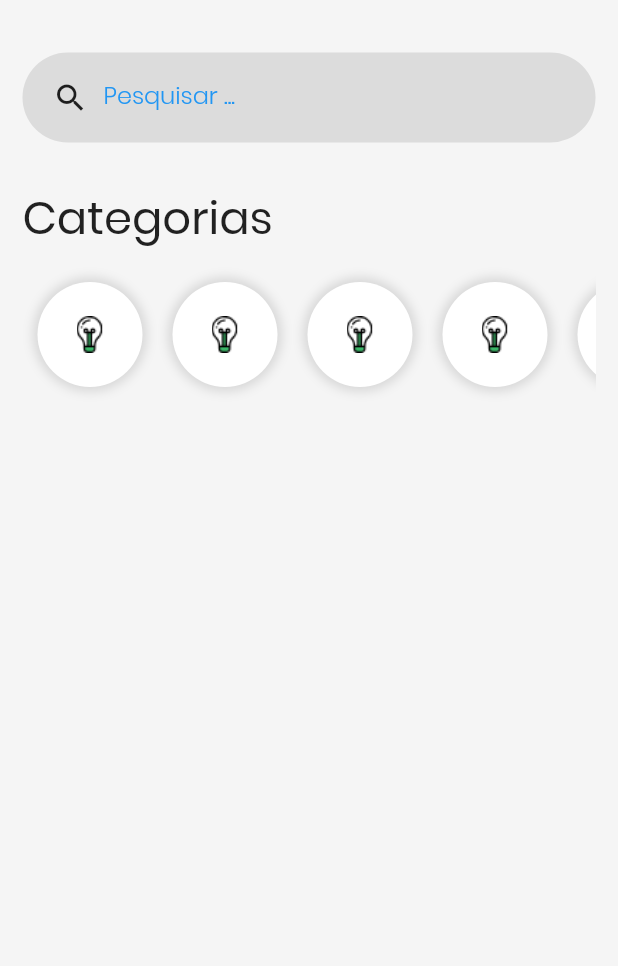
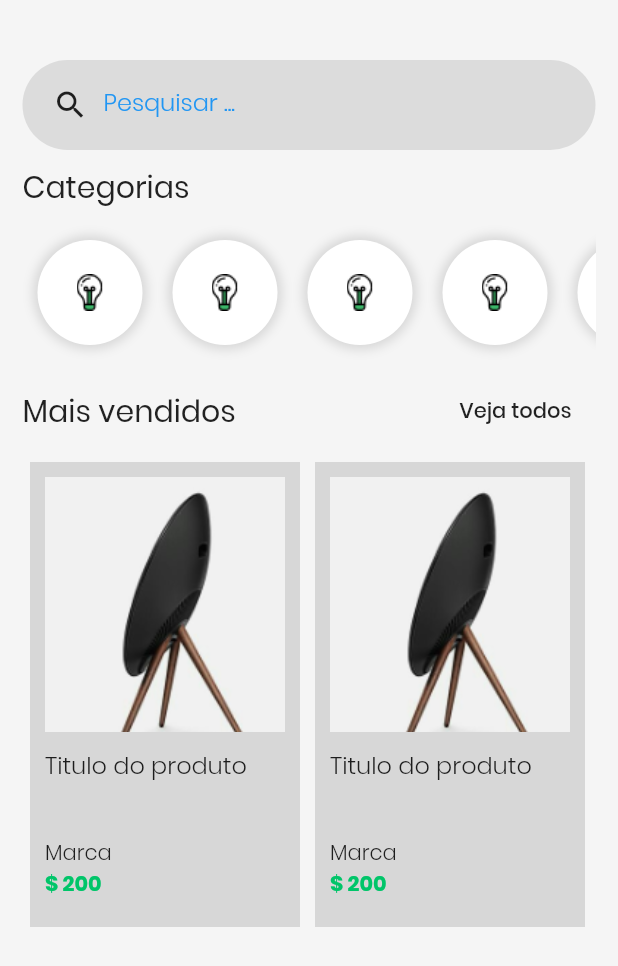
Before and after one commit to MagnoSantos/marketplace-flutter, a Flutter app: the screen it shows after launch, after a tap on "Entrar", on a phone screen of 412 x 824 dp. Shown: the top 966 px of the screen. Run offline on Flutter 3.47's test engine with Material 2 defaults, Android fonts, the phone set to English and light mode, and no system bars.

Commit message:
Finalização da tela principal

```diff
--- a/marketplace/lib/pages/home.page.dart
+++ b/marketplace/lib/pages/home.page.dart
@@ -3,8 +3,7 @@ import 'package:flutter/material.dart';
 class PaginaPrincipal extends StatelessWidget {
   @override
   Widget build(BuildContext context) {
-    return SafeArea(
-      child: Scaffold(
+    return Scaffold(
       body: Container(
         padding: EdgeInsets.all(15),
         color: Color(0xFFF5F5F5F5),
@@ -12,16 +11,16 @@ class PaginaPrincipal extends StatelessWidget {
           crossAxisAlignment: CrossAxisAlignment.stretch,
           children: <Widget>[
             SizedBox(
-                height: 20,
+              height: 25,
             ),
             pesquisa(),
             SizedBox(
-                height: 28,
+              height: 10,
             ),
             Text(
               "Categorias",
               style: TextStyle(
-                  fontSize: 30,
+                fontSize: 20,
                 fontWeight: FontWeight.w400,
               ),
             ),
@@ -32,8 +31,32 @@ class PaginaPrincipal extends StatelessWidget {
               height: 90,
               child: listaCategorias(),
             ),
+            SizedBox(
+              height: 10,
+            ),
+            Row(
+              mainAxisAlignment: MainAxisAlignment.spaceBetween,
+              children: <Widget>[
+                Text(
+                  "Mais vendidos",
+                  style: TextStyle(
+                    fontSize: 20,
+                  ),
+                ),
+                FlatButton(
+                  onPressed: () {},
+                  child: Text("Veja todos"),
+                )
               ],
             ),
+            SizedBox(
+              height: 5,
+            ),
+            Container(
+              height: 320,
+              child: listaProdutos(),
+            ),
+          ],
         ),
       ),
     );
@@ -122,4 +145,66 @@ class PaginaPrincipal extends StatelessWidget {
       ),
     );
   }
+
+  Widget listaProdutos() {
+    return Container(
+      child: ListView(
+        scrollDirection: Axis.horizontal,
+        children: <Widget>[
+          itemProduto(),
+          itemProduto(),
+          itemProduto(),
+          itemProduto()
+        ],
+      ),
+    );
   }
+
+  Widget itemProduto() {
+    return Container(
+      padding: EdgeInsets.all(10),
+      margin: EdgeInsets.all(5),
+      width: 180,
+      color: Colors.black12,
+      child: Column(
+        crossAxisAlignment: CrossAxisAlignment.start,
+        children: <Widget>[
+          Image.asset(
+            "assets/product-1.png",
+            width: 170,
+            height: 170,
+            fit: BoxFit.cover,
+          ),
+          SizedBox(
+            height: 10,
+          ),
+          Container(
+            height: 60,
+            child: Text(
+              "Titulo do produto",
+              style: TextStyle(
+                fontSize: 16,
+                fontWeight: FontWeight.w300,
+              ),
+            ),
+          ),
+          Text(
+            "Marca",
+            style: TextStyle(
+              fontSize: 14,
+              fontWeight: FontWeight.w300,
+            ),
+          ),
+          Text(
+            "\$ 200",
+            style: TextStyle(
+              fontSize: 14,
+              fontWeight: FontWeight.bold,
+              color: Color(0xFF00C569),
+            ),
+          ),
+        ],
+      ),
+    );
+  }
+}
--- a/marketplace/lib/pages/login.page.dart
+++ b/marketplace/lib/pages/login.page.dart
@@ -64,7 +64,7 @@ class LoginPage extends StatelessWidget {
                           ],
                         ),
                         SizedBox(
-                          height: 10,
+                          height: 20,
                         ),
                         TextField(
                           keyboardType: TextInputType.emailAddress,
@@ -74,7 +74,7 @@ class LoginPage extends StatelessWidget {
                           ),
                         ),
                         SizedBox(
-                          height: 10,
+                          height: 20,
                         ),
                         TextField(
                           keyboardType: TextInputType.emailAddress,
@@ -89,7 +89,7 @@ class LoginPage extends StatelessWidget {
                           child: Text("Esqueceu sua senha?"),
                         ),
                         SizedBox(
-                          height: 10,
+                          height: 30,
                         ),
                         Container(
                           width: double.infinity,
@@ -139,7 +139,7 @@ class LoginPage extends StatelessWidget {
                   decoration: BoxDecoration(
                     border: Border.all(
                       width: 2.0,
-                      color: Colors.black12,
+                      color: Colors.blue,
                     ),
                     borderRadius: BorderRadius.all(
                       Radius.circular(5),
@@ -172,7 +172,7 @@ class LoginPage extends StatelessWidget {
                   decoration: BoxDecoration(
                     border: Border.all(
                       width: 2.0,
-                      color: Colors.black12,
+                      color: Colors.red,
                     ),
                     borderRadius: BorderRadius.all(
                       Radius.circular(5),
```
Lines whose indentation alone changed are shown as unchanged.
